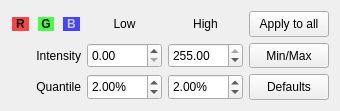
Old version of the form Code/Common/Gui/mvdColorBandDynamicsWidget.ui in the repository orfeotoolbox/OTB.
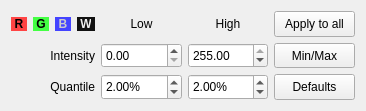
New version of the form.

Commit message: ENH: Updated color-dynamics (grayscale-mode).

```diff
--- a/Code/Common/Gui/mvdColorBandDynamicsWidget.ui
+++ b/Code/Common/Gui/mvdColorBandDynamicsWidget.ui
@@ -6,7 +6,7 @@
    <rect>
     <x>0</x>
     <y>0</y>
-    <width>340</width>
+    <width>366</width>
     <height>111</height>
    </rect>
   </property>
@@ -17,109 +17,6 @@
    <locale language="C" country="AnyCountry"/>
   </property>
   <layout class="QGridLayout" name="gridLayout">
-   <item row="0" column="0">
-    <layout class="QHBoxLayout" name="horizontalLayout">
-     <item>
-      <widget class="QLabel" name="rLabel">
-       <property name="sizePolicy">
-        <sizepolicy hsizetype="Minimum" vsizetype="Minimum">
-         <horstretch>0</horstretch>
-         <verstretch>0</verstretch>
-        </sizepolicy>
-       </property>
-       <property name="text">
-        <string>&lt;span style=&quot;color:#000000;background-color:#FF4444&quot;&gt;&amp;nbsp;&lt;b&gt;R&lt;/b&gt;&amp;nbsp;&lt;/span&gt;</string>
-       </property>
-       <property name="alignment">
-        <set>Qt::AlignCenter</set>
-       </property>
-      </widget>
-     </item>
-     <item>
-      <widget class="QLabel" name="gLabel">
-       <property name="sizePolicy">
-        <sizepolicy hsizetype="Minimum" vsizetype="Minimum">
-         <horstretch>0</horstretch>
-         <verstretch>0</verstretch>
-        </sizepolicy>
-       </property>
-       <property name="text">
-        <string>&lt;span style=&quot;color:#000000;background-color:#44FF44&quot;&gt;&amp;nbsp;&lt;b&gt;G&lt;/b&gt;&amp;nbsp;&lt;/span&gt;</string>
-       </property>
-       <property name="alignment">
-        <set>Qt::AlignCenter</set>
-       </property>
-      </widget>
-     </item>
-     <item>
-      <widget class="QLabel" name="bLabel">
-       <property name="sizePolicy">
-        <sizepolicy hsizetype="Minimum" vsizetype="Minimum">
-         <horstretch>0</horstretch>
-         <verstretch>0</verstretch>
-        </sizepolicy>
-       </property>
-       <property name="text">
-        <string>&lt;span style=&quot;color:#CCCCCC;background-color:#4444FF&quot;&gt;&amp;nbsp;&lt;b&gt;B&lt;/b&gt;&amp;nbsp;&lt;/span&gt;</string>
-       </property>
-       <property name="alignment">
-        <set>Qt::AlignCenter</set>
-       </property>
-      </widget>
-     </item>
-    </layout>
-   </item>
-   <item row="0" column="1">
-    <widget class="QLabel" name="lowLabel">
-     <property name="sizePolicy">
-      <sizepolicy hsizetype="Preferred" vsizetype="Minimum">
-       <horstretch>0</horstretch>
-       <verstretch>0</verstretch>
-      </sizepolicy>
-     </property>
-     <property name="text">
-      <string>Low</string>
-     </property>
-     <property name="alignment">
-      <set>Qt::AlignCenter</set>
-     </property>
-    </widget>
-   </item>
-   <item row="0" column="2">
-    <widget class="QLabel" name="highLabel">
-     <property name="sizePolicy">
-      <sizepolicy hsizetype="Preferred" vsizetype="Minimum">
-       <horstretch>0</horstretch>
-       <verstretch>0</verstretch>
-      </sizepolicy>
-     </property>
-     <property name="text">
-      <string>High</string>
-     </property>
-     <property name="alignment">
-      <set>Qt::AlignCenter</set>
-     </property>
-    </widget>
-   </item>
-   <item row="0" column="3">
-    <widget class="QPushButton" name="applyAllButton">
-     <property name="enabled">
-      <bool>true</bool>
-     </property>
-     <property name="sizePolicy">
-      <sizepolicy hsizetype="Minimum" vsizetype="Minimum">
-       <horstretch>0</horstretch>
-       <verstretch>0</verstretch>
-      </sizepolicy>
-     </property>
-     <property name="toolTip">
-      <string>Apply quantiles to all channels.</string>
-     </property>
-     <property name="text">
-      <string>Apply to all</string>
-     </property>
-    </widget>
-   </item>
    <item row="1" column="0">
     <widget class="QLabel" name="intensityLabel">
      <property name="sizePolicy">
@@ -136,81 +33,6 @@
      </property>
     </widget>
    </item>
-   <item row="1" column="1">
-    <widget class="QDoubleSpinBox" name="lowIntensitySpinBox">
-     <property name="enabled">
-      <bool>true</bool>
-     </property>
-     <property name="sizePolicy">
-      <sizepolicy hsizetype="Minimum" vsizetype="Minimum">
-       <horstretch>0</horstretch>
-       <verstretch>0</verstretch>
-      </sizepolicy>
-     </property>
-     <property name="toolTip">
-      <string>Set the lower intensity threshold. Values bellow this threshold will be clamped to 0.</string>
-     </property>
-     <property name="frame">
-      <bool>true</bool>
-     </property>
-     <property name="suffix">
-      <string/>
-     </property>
-     <property name="maximum">
-      <double>255.000000000000000</double>
-     </property>
-     <property name="value">
-      <double>0.000000000000000</double>
-     </property>
-    </widget>
-   </item>
-   <item row="1" column="2">
-    <widget class="QDoubleSpinBox" name="highIntensitySpinBox">
-     <property name="enabled">
-      <bool>true</bool>
-     </property>
-     <property name="sizePolicy">
-      <sizepolicy hsizetype="Minimum" vsizetype="Minimum">
-       <horstretch>0</horstretch>
-       <verstretch>0</verstretch>
-      </sizepolicy>
-     </property>
-     <property name="toolTip">
-      <string>Set the higher intensity threshold. Values bellow this threshold will be clamped to 255.</string>
-     </property>
-     <property name="frame">
-      <bool>true</bool>
-     </property>
-     <property name="suffix">
-      <string/>
-     </property>
-     <property name="maximum">
-      <double>255.000000000000000</double>
-     </property>
-     <property name="value">
-      <double>255.000000000000000</double>
-     </property>
-    </widget>
-   </item>
-   <item row="1" column="3">
-    <widget class="QPushButton" name="minMaxButton">
-     <property name="enabled">
-      <bool>true</bool>
-     </property>
-     <property name="sizePolicy">
-      <sizepolicy hsizetype="Minimum" vsizetype="Minimum">
-       <horstretch>0</horstretch>
-       <verstretch>0</verstretch>
-      </sizepolicy>
-     </property>
-     <property name="toolTip">
-      <string>Set the intensity low and high thresholds to the minimum and maximum values of the current band.</string>
-     </property>
-     <property name="text">
-      <string>Min/Max</string>
-     </property>
-    </widget>
-   </item>
    <item row="2" column="0">
     <widget class="QLabel" name="quantileLabel">
      <property name="sizePolicy">
@@ -227,7 +49,7 @@
      </property>
     </widget>
    </item>
-   <item row="2" column="1">
+   <item row="2" column="2">
     <widget class="QDoubleSpinBox" name="lowQuantileSpinBox">
      <property name="enabled">
       <bool>true</bool>
@@ -258,8 +80,8 @@
      </property>
     </widget>
    </item>
-   <item row="2" column="2">
-    <widget class="QDoubleSpinBox" name="highQuantileSpinBox">
+   <item row="1" column="3">
+    <widget class="QDoubleSpinBox" name="highIntensitySpinBox">
      <property name="enabled">
       <bool>true</bool>
      </property>
@@ -276,20 +98,36 @@
       <bool>true</bool>
      </property>
      <property name="suffix">
-      <string>%</string>
+      <string/>
      </property>
      <property name="maximum">
-      <double>100.000000000000000</double>
-     </property>
-     <property name="singleStep">
-      <double>0.100000000000000</double>
+      <double>255.000000000000000</double>
      </property>
      <property name="value">
-      <double>2.000000000000000</double>
+      <double>255.000000000000000</double>
      </property>
     </widget>
    </item>
-   <item row="2" column="3">
+   <item row="0" column="4">
+    <widget class="QPushButton" name="applyAllButton">
+     <property name="enabled">
+      <bool>true</bool>
+     </property>
+     <property name="sizePolicy">
+      <sizepolicy hsizetype="Minimum" vsizetype="Minimum">
+       <horstretch>0</horstretch>
+       <verstretch>0</verstretch>
+      </sizepolicy>
+     </property>
+     <property name="toolTip">
+      <string>Apply quantiles to all channels.</string>
+     </property>
+     <property name="text">
+      <string>Apply to all</string>
+     </property>
+    </widget>
+   </item>
+   <item row="2" column="4">
     <widget class="QPushButton" name="defaultsButton">
      <property name="enabled">
       <bool>true</bool>
@@ -308,6 +146,184 @@
      </property>
     </widget>
    </item>
+   <item row="0" column="3">
+    <widget class="QLabel" name="highLabel">
+     <property name="sizePolicy">
+      <sizepolicy hsizetype="Preferred" vsizetype="Minimum">
+       <horstretch>0</horstretch>
+       <verstretch>0</verstretch>
+      </sizepolicy>
+     </property>
+     <property name="text">
+      <string>High</string>
+     </property>
+     <property name="alignment">
+      <set>Qt::AlignCenter</set>
+     </property>
+    </widget>
+   </item>
+   <item row="1" column="2">
+    <widget class="QDoubleSpinBox" name="lowIntensitySpinBox">
+     <property name="enabled">
+      <bool>true</bool>
+     </property>
+     <property name="sizePolicy">
+      <sizepolicy hsizetype="Minimum" vsizetype="Minimum">
+       <horstretch>0</horstretch>
+       <verstretch>0</verstretch>
+      </sizepolicy>
+     </property>
+     <property name="toolTip">
+      <string>Set the lower intensity threshold. Values bellow this threshold will be clamped to 0.</string>
+     </property>
+     <property name="frame">
+      <bool>true</bool>
+     </property>
+     <property name="suffix">
+      <string/>
+     </property>
+     <property name="maximum">
+      <double>255.000000000000000</double>
+     </property>
+     <property name="value">
+      <double>0.000000000000000</double>
+     </property>
+    </widget>
+   </item>
+   <item row="0" column="2">
+    <widget class="QLabel" name="lowLabel">
+     <property name="sizePolicy">
+      <sizepolicy hsizetype="Preferred" vsizetype="Minimum">
+       <horstretch>0</horstretch>
+       <verstretch>0</verstretch>
+      </sizepolicy>
+     </property>
+     <property name="text">
+      <string>Low</string>
+     </property>
+     <property name="alignment">
+      <set>Qt::AlignCenter</set>
+     </property>
+    </widget>
+   </item>
+   <item row="1" column="4">
+    <widget class="QPushButton" name="minMaxButton">
+     <property name="enabled">
+      <bool>true</bool>
+     </property>
+     <property name="sizePolicy">
+      <sizepolicy hsizetype="Minimum" vsizetype="Minimum">
+       <horstretch>0</horstretch>
+       <verstretch>0</verstretch>
+      </sizepolicy>
+     </property>
+     <property name="toolTip">
+      <string>Set the intensity low and high thresholds to the minimum and maximum values of the current band.</string>
+     </property>
+     <property name="text">
+      <string>Min/Max</string>
+     </property>
+    </widget>
+   </item>
+   <item row="2" column="3">
+    <widget class="QDoubleSpinBox" name="highQuantileSpinBox">
+     <property name="enabled">
+      <bool>true</bool>
+     </property>
+     <property name="sizePolicy">
+      <sizepolicy hsizetype="Minimum" vsizetype="Minimum">
+       <horstretch>0</horstretch>
+       <verstretch>0</verstretch>
+      </sizepolicy>
+     </property>
+     <property name="toolTip">
+      <string>Percentage of the band histogram ending clipped to obtain higher intensity threshold.</string>
+     </property>
+     <property name="frame">
+      <bool>true</bool>
+     </property>
+     <property name="suffix">
+      <string>%</string>
+     </property>
+     <property name="maximum">
+      <double>100.000000000000000</double>
+     </property>
+     <property name="singleStep">
+      <double>0.100000000000000</double>
+     </property>
+     <property name="value">
+      <double>2.000000000000000</double>
+     </property>
+    </widget>
+   </item>
+   <item row="0" column="0">
+    <layout class="QHBoxLayout" name="horizontalLayout">
+     <item>
+      <widget class="QLabel" name="rLabel">
+       <property name="sizePolicy">
+        <sizepolicy hsizetype="Minimum" vsizetype="Minimum">
+         <horstretch>0</horstretch>
+         <verstretch>0</verstretch>
+        </sizepolicy>
+       </property>
+       <property name="text">
+        <string>&lt;span style=&quot;color:#000000;background-color:#FF4444&quot;&gt;&amp;nbsp;&lt;b&gt;R&lt;/b&gt;&amp;nbsp;&lt;/span&gt;</string>
+       </property>
+       <property name="alignment">
+        <set>Qt::AlignCenter</set>
+       </property>
+      </widget>
+     </item>
+     <item>
+      <widget class="QLabel" name="gLabel">
+       <property name="sizePolicy">
+        <sizepolicy hsizetype="Minimum" vsizetype="Minimum">
+         <horstretch>0</horstretch>
+         <verstretch>0</verstretch>
+        </sizepolicy>
+       </property>
+       <property name="text">
+        <string>&lt;span style=&quot;color:#000000;background-color:#44FF44&quot;&gt;&amp;nbsp;&lt;b&gt;G&lt;/b&gt;&amp;nbsp;&lt;/span&gt;</string>
+       </property>
+       <property name="alignment">
+        <set>Qt::AlignCenter</set>
+       </property>
+      </widget>
+     </item>
+     <item>
+      <widget class="QLabel" name="bLabel">
+       <property name="sizePolicy">
+        <sizepolicy hsizetype="Minimum" vsizetype="Minimum">
+         <horstretch>0</horstretch>
+         <verstretch>0</verstretch>
+        </sizepolicy>
+       </property>
+       <property name="text">
+        <string>&lt;span style=&quot;color:#CCCCCC;background-color:#4444FF&quot;&gt;&amp;nbsp;&lt;b&gt;B&lt;/b&gt;&amp;nbsp;&lt;/span&gt;</string>
+       </property>
+       <property name="alignment">
+        <set>Qt::AlignCenter</set>
+       </property>
+      </widget>
+     </item>
+     <item>
+      <widget class="QLabel" name="wLabel">
+       <property name="sizePolicy">
+        <sizepolicy hsizetype="Minimum" vsizetype="Minimum">
+         <horstretch>0</horstretch>
+         <verstretch>0</verstretch>
+        </sizepolicy>
+       </property>
+       <property name="text">
+        <string>&lt;span style=&quot;color:#EEEEEE;background-color:#111111&quot;&gt;&amp;nbsp;&lt;b&gt;W&lt;/b&gt;&amp;nbsp;&lt;/span&gt;</string>
+       </property>
+       <property name="alignment">
+        <set>Qt::AlignCenter</set>
+       </property>
+      </widget>
+     </item>
+    </layout>
+   </item>
   </layout>
  </widget>
  <resources/>
```
Left out of the diff: 2 changed lines with no effect on the pictures. The commit also changes 17 other files.
